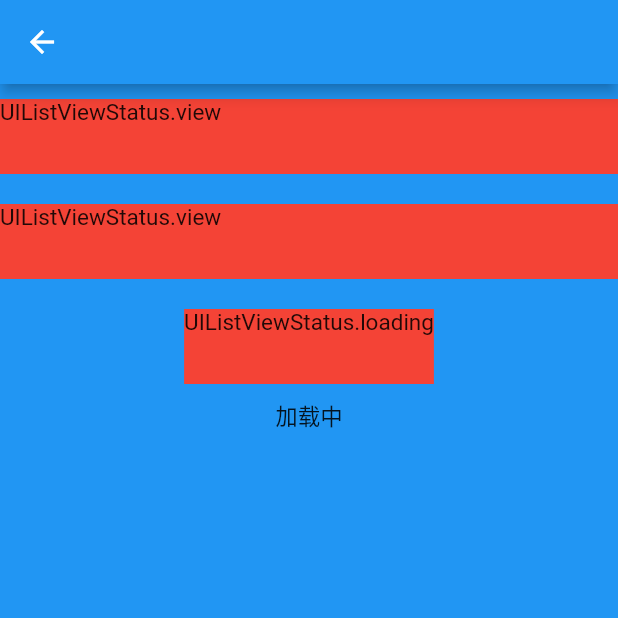
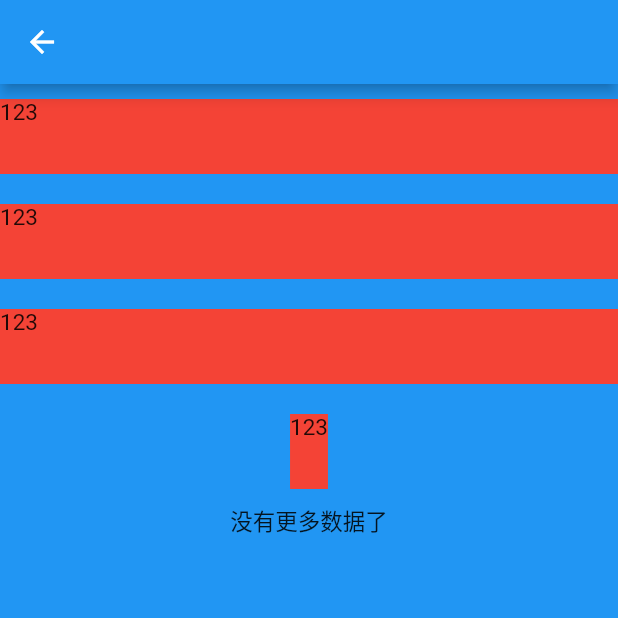
Before and after one commit to front-ck996/study_flutter, a Flutter app: the screen it shows after launch, after a tap on "UI ListView", on a phone screen of 412 x 824 dp, the top half of it. Run offline on Flutter 3.47's test engine with Material 2 defaults, Android fonts, the phone set to English and light mode, and no system bars; our stand-ins replace get.

Commit message:
优化模板

```diff
--- a/lib/ui/list_view/test.dart
+++ b/lib/ui/list_view/test.dart
@@ -16,9 +16,21 @@ class _UIListViewTestState extends State<UIListViewTest> {
       body: Container(
         color: Colors.blue,
         child: UIListView(
+          pageSize: 10,
           onLoadData: (index) async {
+            if(index > 2){
+              return [];
+            }
             await await Future.delayed(Duration(seconds: 1));
-            return [{},{},{}];
+            return [{},{},{},{}];
+          },
+          buildItem: (info){
+            return Container(
+              height: 50,
+              margin: const EdgeInsets.only(top: 10, bottom: 10),
+              color: Colors.red,
+              child: Text('123'),
+            );
           },
         ),
       ),
--- a/lib/ui/list_view/view.dart
+++ b/lib/ui/list_view/view.dart
@@ -9,10 +9,14 @@ enum UIListViewStatus {
 
 
 class UIListView extends StatefulWidget {
-  UIListView({Key? key, required this.onLoadData}) : super(key: key);
+  UIListView({Key? key, required this.onLoadData,required this.buildItem, required this.pageSize}) : super(key: key);
   List data = []; // 内部保存的数据流
   Function onLoadData; // 加载数据的回调
+  Function buildItem;
   int pageNum = 1; //当前页
+  int pageSize = 10;
+  bool enableRefresh = true;
+  Function? onRefresh;
   UIListViewStatus status = UIListViewStatus.waitFirstData;
   @override
   State<UIListView> createState() => _UIListViewState();
@@ -34,6 +38,8 @@ class _UIListViewState extends State<UIListView> {
         if (list.isEmpty){
           widget.status = UIListViewStatus.noData;
           return;
+        }else if(list.length < widget.pageSize){
+          widget.status = UIListViewStatus.noMoreData;
         }
         widget.data.addAll(list);
         setState(() {});
@@ -52,26 +58,44 @@ class _UIListViewState extends State<UIListView> {
     }else if(widget.status == UIListViewStatus.noData || widget.data.isEmpty){
       return Container(child: Text('无数据'),);
     }
-    return RefreshIndicator(
-      onRefresh: (){
-        return Future.delayed(Duration(seconds: 2));
-      },
-      child: ListView.builder(
+    Widget scroll = ListView.builder(
       itemCount: widget.data.length,
       controller: _scrollController,
       itemBuilder: _item,
-      ),
     );
+
+    return widget.enableRefresh ? RefreshIndicator(
+      onRefresh: (){
+        widget.pageNum = 1;
+        widget.status = UIListViewStatus.loading;
+        widget.onLoadData(widget.pageNum).then((List list){
+          widget.data = list;
+          if(list.isEmpty){
+            widget.status = UIListViewStatus.noData;
+          }
+          setState(() {});
+        });
+        if(widget.onRefresh != null){
+          widget.onRefresh!();
+        }
+        return Future.delayed(Duration(seconds: 2));
+      },
+      child: scroll
+    ): scroll;
   }
 
   Widget _item(BuildContext context, int index) {
-    if(index == widget.data.length -1 && widget.status == UIListViewStatus.view){
 
+
+    var itemDiv = widget.buildItem(widget.data[index]);
+
+    // 数据加载
+    if(index == widget.data.length -1 && widget.status == UIListViewStatus.view) {
       widget.status = UIListViewStatus.loading;
-      widget.onLoadData(widget.pageNum++).then( (List list) {
-        if(list.isEmpty){
+      widget.onLoadData(widget.pageNum++).then((List list) {
+        if (list.isEmpty) {
           widget.status = UIListViewStatus.noMoreData;
-        }else{
+        } else {
           widget.status = UIListViewStatus.view;
           widget.data.addAll(list);
           setState(() {});
@@ -79,13 +103,8 @@ class _UIListViewState extends State<UIListView> {
       });
     }
 
-    var itemDiv = Container(
-        height: 50,
-        margin: const EdgeInsets.only(top: 10, bottom: 10),
-        color: Colors.red,
-        child: Text(widget.status.toString()),
-    );
-
+    // 数据渲染
+    if(index == widget.data.length -1){
       if(widget.status == UIListViewStatus.loading){
         return Column(
           children: [
@@ -93,15 +112,17 @@ class _UIListViewState extends State<UIListView> {
             Text('加载中'),
           ],
         );
+      }else if(widget.status == UIListViewStatus.noMoreData){
+        return Column(
+          children: [
+            itemDiv,
+            Text('没有更多数据了'),
+          ],
+        );
       }
+    }
+
     return itemDiv;
-
-    // return Container(
-    //   height: 50,
-    //   margin: const EdgeInsets.only(top: 10, bottom: 10),
-    //   color: Colors.red,
-    //   child: Text(widget.status.toString()),
-    // );
   }
 
   @override
```
Lines whose indentation alone changed are shown as unchanged.
